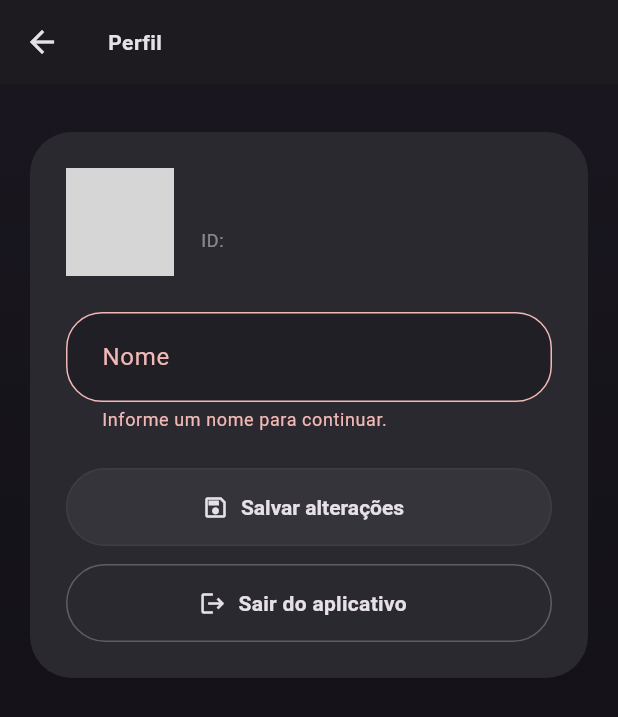
After one commit to LeandroCMP/receitagora, a Flutter app: the UserProfilePage screen opened by its route, after a tap on "Salvar alterações", on a phone screen of 412 x 824 dp. The commit adds this screen. Shown: the top 717 px of the screen. Run offline on Flutter 3.47's test engine with Material 3 defaults, Android fonts, the phone set to English and light mode, and no system bars; our stand-ins replace cloud_firestore, equatable, firebase_auth, firebase_core, flutter_dotenv, get and 3 more; accounts and stored records are empty; network calls fail; grey boxes are pictures that could not be loaded.

Commit message:
feat: adiciona tela de perfil do usuário

```diff
--- a/lib/app/routes/app_pages.dart
+++ b/lib/app/routes/app_pages.dart
@@ -6,6 +6,8 @@ import '../../modules/recipe_finder/presentation/bindings/recipe_finder_binding.
 import '../../modules/recipe_finder/presentation/pages/recipe_finder_page.dart';
 import '../../modules/recipe_finder/presentation/pages/recipe_results_page.dart';
 import '../../modules/recipe_finder/presentation/pages/recipe_detail_page.dart';
+import '../../modules/user_profile/presentation/bindings/user_profile_binding.dart';
+import '../../modules/user_profile/presentation/pages/user_profile_page.dart';
 import '../../modules/splash/presentation/bindings/splash_binding.dart';
 import '../../modules/splash/presentation/pages/splash_page.dart';
 import 'app_routes.dart';
@@ -37,5 +39,10 @@ class AppPages {
       name: AppRoutes.recipeDetail,
       page: RecipeDetailPage.new,
     ),
+    GetPage(
+      name: AppRoutes.userProfile,
+      page: UserProfilePage.new,
+      binding: UserProfileBinding(),
+    ),
   ];
 }
--- a/lib/app/routes/app_routes.dart
+++ b/lib/app/routes/app_routes.dart
@@ -4,4 +4,5 @@ abstract class AppRoutes {
   static const recipeFinder = '/recipes';
   static const recipeResults = '/recipes/results';
   static const recipeDetail = '/recipes/detail';
+  static const userProfile = '/profile';
 }
--- /dev/null
+++ b/lib/modules/user_profile/presentation/bindings/user_profile_binding.dart
@@ -0,0 +1,17 @@
+import 'package:get/get.dart';
+
+import '../../../../core/services/auth_service.dart';
+import '../../../../core/services/session_service.dart';
+import '../controllers/user_profile_controller.dart';
+
+class UserProfileBinding extends Bindings {
+  @override
+  void dependencies() {
+    Get.lazyPut<UserProfileController>(
+      () => UserProfileController(
+        sessionService: Get.find<SessionService>(),
+        authService: Get.find<AuthService>(),
+      ),
+    );
+  }
+}
--- /dev/null
+++ b/lib/modules/user_profile/presentation/controllers/user_profile_controller.dart
@@ -0,0 +1,109 @@
+import 'package:flutter/material.dart';
+import 'package:get/get.dart';
+
+import '../../../../app/routes/app_routes.dart';
+import '../../../../core/services/auth_service.dart';
+import '../../../../core/services/session_service.dart';
+
+class UserProfileController extends GetxController {
+  UserProfileController({
+    required this.sessionService,
+    required this.authService,
+  });
+
+  final SessionService sessionService;
+  final AuthService authService;
+
+  late final TextEditingController nameController;
+  final formKey = GlobalKey<FormState>();
+
+  final isSaving = false.obs;
+  final isSigningOut = false.obs;
+
+  SessionUser? get user => sessionService.user;
+
+  @override
+  void onInit() {
+    super.onInit();
+    final initialName = sessionService.user?.displayName ?? '';
+    nameController = TextEditingController(text: initialName);
+  }
+
+  @override
+  void onClose() {
+    nameController.dispose();
+    super.onClose();
+  }
+
+  Future<void> saveDisplayName() async {
+    if (isSaving.value) {
+      return;
+    }
+
+    final formState = formKey.currentState;
+    if (formState == null || !formState.validate()) {
+      return;
+    }
+
+    final newName = nameController.text.trim();
+    if (newName.isEmpty) {
+      return;
+    }
+
+    isSaving.value = true;
+
+    try {
+      await authService.updateDisplayName(newName);
+      Get.snackbar(
+        'Perfil atualizado',
+        'Seu nome foi atualizado com sucesso.',
+        snackPosition: SnackPosition.BOTTOM,
+        margin: const EdgeInsets.all(16),
+      );
+    } on AuthFailure catch (error) {
+      final message = error.message.isEmpty
+          ? 'Não foi possível atualizar seu nome agora. Tente novamente.'
+          : error.message;
+      _showError(message);
+    } catch (_) {
+      _showError('Ocorreu um erro inesperado ao atualizar seu nome. Tente novamente.');
+    } finally {
+      isSaving.value = false;
+    }
+  }
+
+  Future<void> signOut() async {
+    if (isSigningOut.value) {
+      return;
+    }
+
+    isSigningOut.value = true;
+
+    try {
+      await authService.signOut();
+      await Get.offAllNamed(AppRoutes.login);
+    } on AuthFailure catch (error) {
+      final message = error.message.isEmpty
+          ? 'Não foi possível encerrar a sessão agora. Tente novamente.'
+          : error.message;
+      _showError(message);
+    } catch (_) {
+      _showError('Não conseguimos encerrar sua sessão. Tente novamente em instantes.');
+    } finally {
+      isSigningOut.value = false;
+    }
+  }
+
+  void _showError(String message) {
+    Get.snackbar(
+      'Algo deu errado',
+      message,
+      snackPosition: SnackPosition.BOTTOM,
+      backgroundColor: Get.theme.colorScheme.errorContainer.withOpacity(0.95),
+      colorText: Get.theme.colorScheme.onErrorContainer,
+      margin: const EdgeInsets.all(16),
+      borderRadius: 16,
+      duration: const Duration(seconds: 4),
+    );
+  }
+}
--- /dev/null
+++ b/lib/modules/user_profile/presentation/pages/user_profile_page.dart
@@ -0,0 +1,205 @@
+import 'package:flutter/material.dart';
+import 'package:get/get.dart';
+
+import '../../../../app/theme/app_colors.dart';
+import '../../../../app/utils/app_layout.dart';
+import '../controllers/user_profile_controller.dart';
+
+class UserProfilePage extends GetView<UserProfileController> {
+  const UserProfilePage({super.key});
+
+  @override
+  Widget build(BuildContext context) {
+    final theme = Theme.of(context);
+    final background = theme.colorScheme.background;
+    final surfaces = theme.extension<AppSurfaceColors>();
+
+    return Scaffold(
+      appBar: AppBar(
+        title: const Text('Perfil'),
+      ),
+      body: Container(
+        decoration: BoxDecoration(
+          gradient: LinearGradient(
+            begin: Alignment.topCenter,
+            end: Alignment.bottomCenter,
+            colors: [
+              Color.alphaBlend(
+                theme.colorScheme.primary.withOpacity(0.05),
+                surfaces?.lowest ?? background,
+              ),
+              background,
+            ],
+          ),
+        ),
+        child: SafeArea(
+          child: LayoutBuilder(
+            builder: (context, constraints) {
+              final layout = AppPageLayout.resolve(
+                constraints,
+                maxWidth: 640,
+                topPadding: 32,
+                bottomPadding: 32,
+              );
+
+              return SingleChildScrollView(
+                padding: layout.padding,
+                child: Align(
+                  alignment: Alignment.topCenter,
+                  child: ConstrainedBox(
+                    constraints: BoxConstraints(maxWidth: layout.maxContentWidth),
+                    child: _ProfileContent(
+                      theme: theme,
+                      controller: controller,
+                    ),
+                  ),
+                ),
+              );
+            },
+          ),
+        ),
+      ),
+    );
+  }
+}
+
+class _ProfileContent extends StatelessWidget {
+  const _ProfileContent({
+    required this.theme,
+    required this.controller,
+  });
+
+  final ThemeData theme;
+  final UserProfileController controller;
+
+  @override
+  Widget build(BuildContext context) {
+    final user = controller.user;
+
+    if (user == null) {
+      return Center(
+        child: Text(
+          'Nenhum usuário autenticado.',
+          style: theme.textTheme.titleMedium,
+        ),
+      );
+    }
+
+    final emailStyle = theme.textTheme.bodyMedium?.copyWith(
+      color: theme.colorScheme.onSurface.withOpacity(0.7),
+    );
+
+    final avatar = CircleAvatar(
+      radius: 36,
+      backgroundColor: theme.colorScheme.primary.withOpacity(0.2),
+      backgroundImage: user.avatarUrl != null ? NetworkImage(user.avatarUrl!) : null,
+      child: user.avatarUrl == null
+          ? Text(
+              _initialsFrom(user.displayName, user.email),
+              style: theme.textTheme.titleMedium,
+            )
+          : null,
+    );
+
+    return Card(
+      elevation: 0,
+      shape: RoundedRectangleBorder(borderRadius: BorderRadius.circular(28)),
+      child: Padding(
+        padding: const EdgeInsets.all(24),
+        child: Form(
+          key: controller.formKey,
+          child: Column(
+            crossAxisAlignment: CrossAxisAlignment.stretch,
+            children: [
+              Row(
+                children: [
+                  avatar,
+                  const SizedBox(width: 18),
+                  Expanded(
+                    child: Column(
+                      crossAxisAlignment: CrossAxisAlignment.start,
+                      children: [
+                        Text(
+                          user.email,
+                          style: emailStyle,
+                        ),
+                        const SizedBox(height: 4),
+                        Text(
+                          'ID: ${user.id}',
+                          style: theme.textTheme.bodySmall?.copyWith(
+                            color: theme.colorScheme.onSurface.withOpacity(0.5),
+                          ),
+                          maxLines: 1,
+                          overflow: TextOverflow.ellipsis,
+                        ),
+                      ],
+                    ),
+                  ),
+                ],
+              ),
+              const SizedBox(height: 24),
+              TextFormField(
+                controller: controller.nameController,
+                decoration: const InputDecoration(
+                  labelText: 'Nome',
+                  hintText: 'Como você quer ser chamado no app',
+                ),
+                textCapitalization: TextCapitalization.words,
+                validator: (value) {
+                  final text = value?.trim() ?? '';
+                  if (text.isEmpty) {
+                    return 'Informe um nome para continuar.';
+                  }
+                  if (text.length < 3) {
+                    return 'O nome precisa ter ao menos 3 caracteres.';
+                  }
+                  return null;
+                },
+              ),
+              const SizedBox(height: 24),
+              Obx(
+                () => ElevatedButton.icon(
+                  onPressed: controller.isSaving.value ? null : controller.saveDisplayName,
+                  icon: controller.isSaving.value
+                      ? const SizedBox(
+                          height: 18,
+                          width: 18,
+                          child: CircularProgressIndicator(strokeWidth: 2),
+                        )
+                      : const Icon(Icons.save_outlined),
+                  label: Text(controller.isSaving.value ? 'Salvando...' : 'Salvar alterações'),
+                ),
+              ),
+              const SizedBox(height: 12),
+              Obx(
+                () => OutlinedButton.icon(
+                  onPressed: controller.isSigningOut.value ? null : controller.signOut,
+                  icon: controller.isSigningOut.value
+                      ? const SizedBox(
+                          height: 18,
+                          width: 18,
+                          child: CircularProgressIndicator(strokeWidth: 2),
+                        )
+                      : const Icon(Icons.logout),
+                  label: Text(controller.isSigningOut.value ? 'Saindo...' : 'Sair do aplicativo'),
+                ),
+              ),
+            ],
+          ),
+        ),
+      ),
+    );
+  }
+
+  String _initialsFrom(String name, String email) {
+    final trimmed = name.trim();
+    if (trimmed.isNotEmpty) {
+      return trimmed.substring(0, trimmed.length > 2 ? 2 : trimmed.length).toUpperCase();
+    }
+    final fallback = email.trim();
+    if (fallback.isNotEmpty) {
+      return fallback.substring(0, fallback.length > 2 ? 2 : fallback.length).toUpperCase();
+    }
+    return '?';
+  }
+}
```
Also changed, not shown: lib/core/services/auth_service.dart (+42 -0 lines), lib/core/services/session_service.dart (+23 -0 lines), lib/modules/recipe_finder/presentation/controllers/recipe_finder_controller.dart (+7 -0 lines), lib/modules/recipe_finder/presentation/pages/recipe_finder_page.dart (+10 -3 lines).
